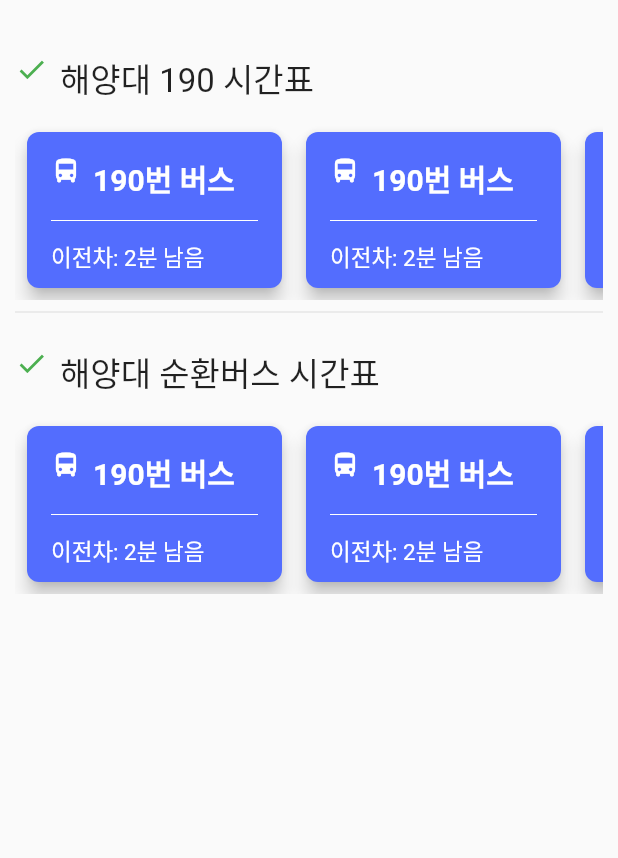
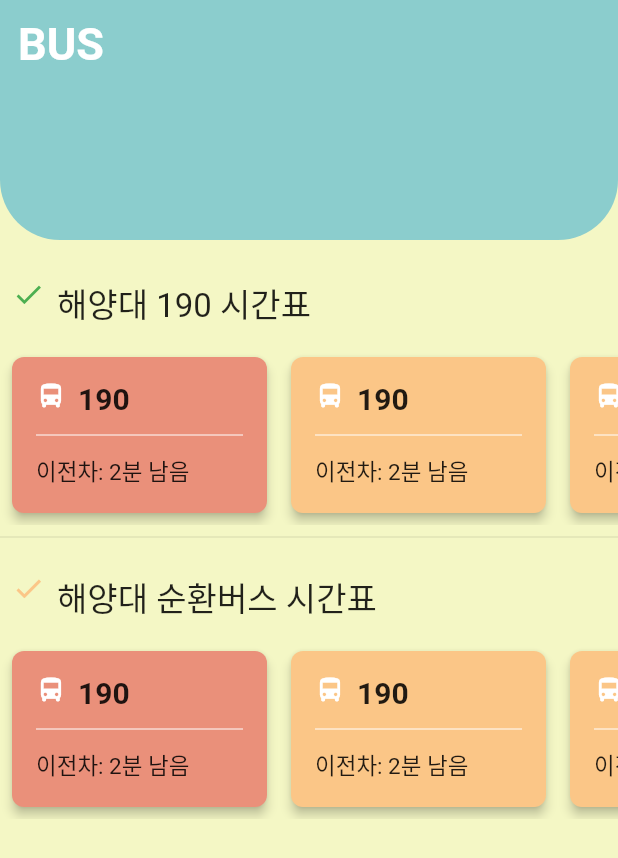
Before and after one commit to chaeyeonhan1225/DSC_KMOU_APP, a Flutter app: the screen it shows after launch, on a phone screen of 412 x 824 dp. Shown: the top 858 px of the screen. Run offline on Flutter 3.47's test engine with Material 2 defaults, Android fonts, the phone set to English and light mode, and no system bars.

Commit message:
07/24 Top Container위젯, 파스텔 색 클래스 추가

```diff
--- a/dsc_bus_app/lib/main.dart
+++ b/dsc_bus_app/lib/main.dart
@@ -1,7 +1,16 @@
 import 'package:flutter/material.dart';
-import './BusCard.dart';
+import './style/AppColors.dart';
+import './widgets/BusCard.dart';
+import './widgets/TopContainer.dart';
+import 'package:flutter/services.dart';
 
-void main() => runApp(MyApp());
+void main(){
+  SystemChrome.setSystemUIOverlayStyle(SystemUiOverlayStyle(
+    systemNavigationBarColor: AppColors.PastelLime, // navigation bar color
+    statusBarColor: AppColors.PastelBlue, // status bar color
+  ));
+  return runApp(MyApp());
+}
 
 class MyApp extends StatelessWidget {
   @override
@@ -32,17 +41,31 @@ class _MyHomePageState extends State<MyHomePage> {
       body: SafeArea(
         child: SingleChildScrollView(
           child: Container(
-            margin: EdgeInsets.all(10.0),
+            color: AppColors.PastelLime,
+            height: MediaQuery.of(context).size.height,
             child: Column(
               crossAxisAlignment: CrossAxisAlignment.start,
               mainAxisAlignment: MainAxisAlignment.start,
               children: <Widget>[
+                TopContainer(
+                  width: MediaQuery.of(context).size.width,
+                  height: 160.0,
+                  mainColor: AppColors.PastelBlue,
+                  child: Text("BUS",style: TextStyle(
+                    fontSize: 30.0,
+                    fontWeight: FontWeight.bold,
+                    color: Colors.white,
+                  ))
+                ),
                 SizedBox(
                   height: 25.0,
                 ),
                 Row(
                   crossAxisAlignment: CrossAxisAlignment.start,
                   children: <Widget>[
+                    SizedBox(
+                        width: 8.0
+                    ),
                     Icon(
                       Icons.done,
                       size: 22.0,
@@ -71,10 +94,13 @@ class _MyHomePageState extends State<MyHomePage> {
                 Row(
                   crossAxisAlignment: CrossAxisAlignment.start,
                   children: <Widget>[
+                    SizedBox(
+                        width: 8.0
+                    ),
                     Icon(
                       Icons.done,
                       size: 22.0,
-                      color: Colors.green,
+                      color: AppColors.PastelOrange,
                     ),
                     SizedBox(
                         width: 8.0
@@ -106,19 +132,19 @@ class _MyHomePageState extends State<MyHomePage> {
         scrollDirection: Axis.horizontal,
         children: <Widget> [
           BusCard(
-            busName: '190번 버스',
+            busName: '190',
             minTime: '이전차: 2분 남음',
-            color: Colors.indigoAccent,
+            color:  AppColors.PastelRed,
           ),
           BusCard(
-            busName: '190번 버스',
+            busName: '190',
             minTime: '이전차: 2분 남음',
-            color: Colors.indigoAccent,
+            color:  AppColors.PastelOrange,
           ),
           BusCard(
-            busName: '190번 버스',
+            busName: '190',
             minTime: '이전차: 2분 남음',
-            color: Colors.indigoAccent,
+            color:  AppColors.PastelOrange,
           )
         ]
       )
--- /dev/null
+++ b/dsc_bus_app/lib/style/AppColors.dart
@@ -0,0 +1,11 @@
+import 'package:flutter/material.dart';
+
+class AppColors {
+  static const Color PastelLime = Color(0xFFF4F7C5);
+  static const Color PastelRed = Color(0xFFEA907A);
+  static const Color PastelOrange = Color(0xFFFBC687);
+  static const Color PastelGreen = Color(0xFFAACDBE);
+  static const Color PastelPink = Color(0xFFF1C5C5);
+  static const Color PastelBlue = Color(0xFF8BCDCD);
+  static const Color BackGroundColor = Color(0xFFfaeee7);
+}
--- a/dsc_bus_app/lib/BusCard.dart
+++ b/dsc_bus_app/lib/widgets/BusCard.dart
@@ -14,7 +14,7 @@ class BusCard extends StatelessWidget {
     return Padding(
       padding: const EdgeInsets.all(8.0),
       child: Material(
-        elevation: 5,
+        elevation: 3,
         borderRadius: BorderRadius.circular(8),
         color: color,
         child: Container(
@@ -36,7 +36,7 @@ class BusCard extends StatelessWidget {
                   ),
                   SizedBox(width: 8.0),
                   Text(busName,style: TextStyle(
-                    color: Colors.white,
+                    // color: Colors.white,
                     fontSize: 20.0,
                     fontWeight: FontWeight.bold,
                   ),
@@ -47,7 +47,7 @@ class BusCard extends StatelessWidget {
               Divider(color: Colors.white),
               SizedBox(height: 5.0),
               Text(minTime,style: TextStyle(
-                color: Colors.white,
+                // color: Colors.white,
                 fontSize: 15.0,
               ),
               )
--- /dev/null
+++ b/dsc_bus_app/lib/widgets/TopContainer.dart
@@ -0,0 +1,31 @@
+import 'package:flutter/material.dart';
+
+class TopContainer extends StatelessWidget {
+
+  final double width;
+  final double height;
+  final Color mainColor;
+  final Widget child;
+
+  const TopContainer(
+      {Key key,@required this.width, @required this.height,this.mainColor,this.child})
+      : super(key:key);
+
+  @override
+  Widget build(BuildContext context) {
+    return Container(
+      padding: EdgeInsets.all(12.0),
+      width: width,
+      height: height,
+      decoration: BoxDecoration(
+        color: mainColor,
+        borderRadius: BorderRadius.only(
+          bottomLeft: Radius.circular(40),
+          bottomRight: Radius.circular(40),
+        )
+      ),
+      child: child,
+    );
+  }
+
+}
```
